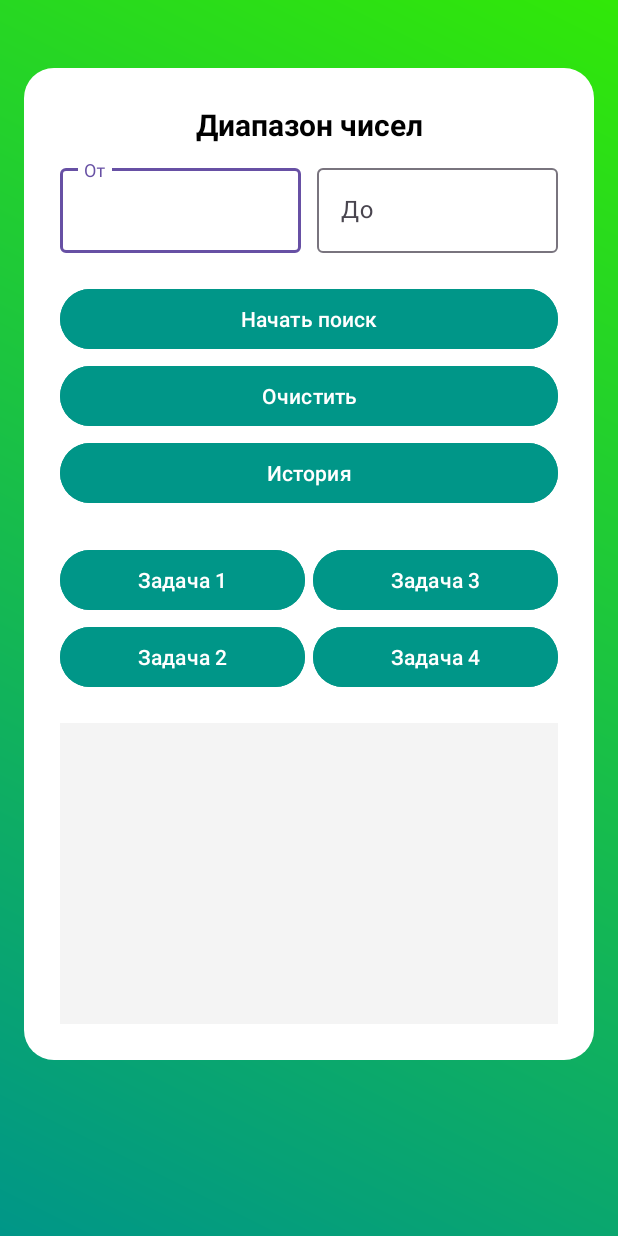
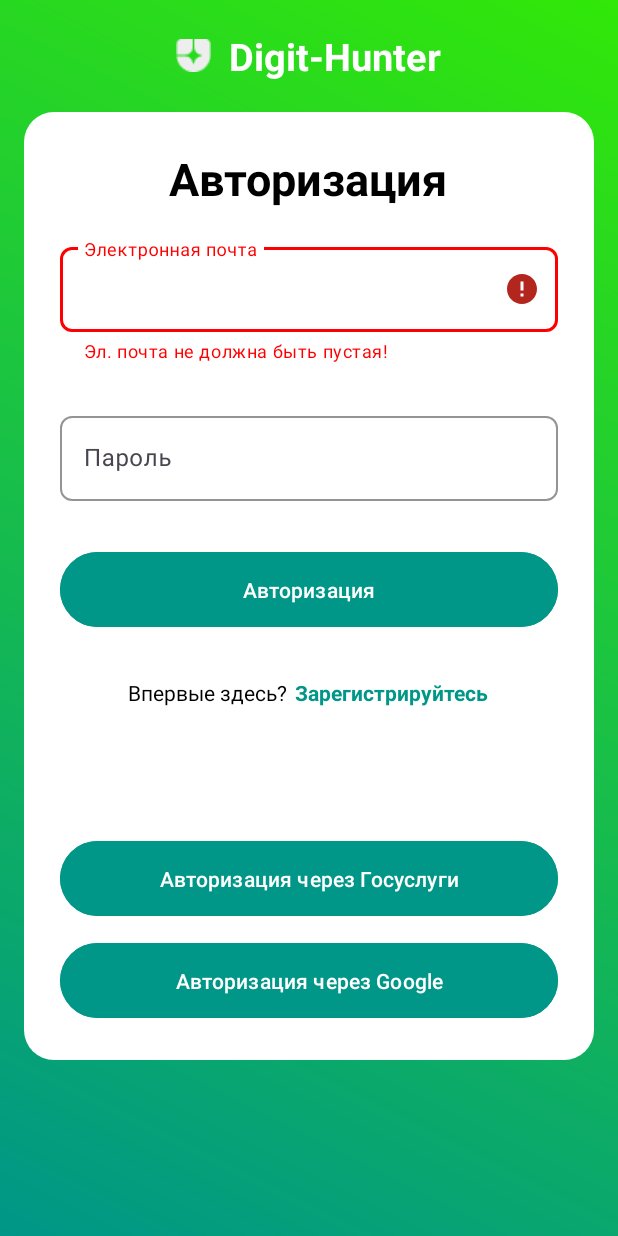
Before and after one commit to FrontDevMax/MyCalculatorApp, an Android app: the screen it shows after launch (CalculatorActivity before the commit, LoginActivity after it), after a tap on "Авторизация", on a phone screen of 412 x 824 dp. Run offline under Robolectric (Android 15) with nearby library versions, the phone set to English and light mode, and no system bars.

Commit message:
The folder structure has been changed. I use the MVC architectural pattern. Added login validation. Login validation is not finished, we need to fix the feature.

```diff
--- a/CalculatorApp/app/src/main/java/com/example/calculatorapp/LoginActivity.java
+++ /dev/null
@@ -1,36 +0,0 @@
-package com.example.calculatorapp;
-
-import android.animation.ObjectAnimator;
-import android.animation.ValueAnimator;
-import android.content.Intent;
-import android.graphics.drawable.GradientDrawable;
-import android.os.Bundle;
-import android.view.View;
-import android.view.animation.Animation;
-import android.view.animation.AnimationUtils;
-import android.widget.ImageView;
-import android.widget.LinearLayout;
-import android.widget.TextView;
-
-import androidx.appcompat.app.AppCompatActivity;
-
-public class LoginActivity extends AppCompatActivity {
-    @Override
-    protected void onCreate(Bundle savedInstanceState) {
-        super.onCreate(savedInstanceState);
-        setContentView(R.layout.login);
-    }
-    public void showCalculator(View view) {
-        Intent intent = new Intent(this, CalculatorActivity.class);
-        startActivity(intent);
-    }
-
-    public void backToRegistration(View view) {
-        Intent intent = new Intent(this, RegistrationActivity.class);
-        startActivity(intent);
-    }
-
-    public void authGoogle(View view) {
-        //РЕАЛИЗОВАТЬ
-    }
-}
--- /dev/null
+++ b/CalculatorApp/app/src/main/java/com/example/calculatorapp/controller/LoginController.java
@@ -0,0 +1,21 @@
+package com.example.calculatorapp.controller;
+
+import android.util.Patterns;
+
+import com.example.calculatorapp.enumeration.ErrorType;
+import com.example.calculatorapp.exception.AuthException;
+import com.example.calculatorapp.model.LoginData;
+
+public class LoginController {
+    public void validateEmail(LoginData loginData) throws AuthException {
+        if(loginData.getEmail().equals("") && !Patterns.EMAIL_ADDRESS.matcher(loginData.getEmail()).matches()) {
+            throw new AuthException(ErrorType.EMAIL, "Эл. почта не должна быть пустая!");
+        }
+    }
+
+    public void validatePassword(LoginData loginData) throws AuthException {
+        if(loginData.getPassword().equals("")) {
+            throw new AuthException(ErrorType.PASSWORD, "Пароль не должен быть пустым!");
+        }
+    }
+}
--- /dev/null
+++ b/CalculatorApp/app/src/main/java/com/example/calculatorapp/controller/SignUpController.java
@@ -0,0 +1,4 @@
+package com.example.calculatorapp.controller;
+
+public class SignUpController {
+}
--- /dev/null
+++ b/CalculatorApp/app/src/main/java/com/example/calculatorapp/enumeration/ErrorType.java
@@ -0,0 +1,7 @@
+package com.example.calculatorapp.enumeration;
+
+public enum ErrorType {
+    EMAIL,
+    PASSWORD,
+    USERNAME
+}
--- /dev/null
+++ b/CalculatorApp/app/src/main/java/com/example/calculatorapp/exception/AuthException.java
@@ -0,0 +1,15 @@
+package com.example.calculatorapp.exception;
+
+import com.example.calculatorapp.enumeration.ErrorType;
+
+public class AuthException extends Exception {
+    private final ErrorType errorType;
+    public AuthException(ErrorType errorType, String message) {
+        super(message);
+        this.errorType = errorType;
+    }
+
+    public ErrorType getErrorType() {
+        return errorType;
+    }
+}
--- /dev/null
+++ b/CalculatorApp/app/src/main/java/com/example/calculatorapp/model/LoginData.java
@@ -0,0 +1,19 @@
+package com.example.calculatorapp.model;
+
+public class LoginData {
+    private String email;
+    private String password;
+
+    public LoginData(String email, String password) {
+        this.email = email;
+        this.password = password;
+    }
+
+    public String getEmail() {
+        return email;
+    }
+
+    public String getPassword() {
+        return password;
+    }
+}
--- a/CalculatorApp/app/src/main/java/com/example/calculatorapp/CalculatorActivity.java
+++ b/CalculatorApp/app/src/main/java/com/example/calculatorapp/view/CalculatorActivity.java
@@ -1,10 +1,12 @@
-package com.example.calculatorapp;
+package com.example.calculatorapp.view;
 
 import android.content.Intent;
 import android.os.Bundle;
 import android.view.View;
 
 import androidx.appcompat.app.AppCompatActivity;
+
+import com.example.calculatorapp.R;
 
 public class CalculatorActivity extends AppCompatActivity {
     @Override
--- a/CalculatorApp/app/src/main/java/com/example/calculatorapp/HistoryActivity.java
+++ b/CalculatorApp/app/src/main/java/com/example/calculatorapp/view/HistoryActivity.java
@@ -1,10 +1,12 @@
-package com.example.calculatorapp;
+package com.example.calculatorapp.view;
 
 import android.content.Intent;
 import android.os.Bundle;
 import android.view.View;
 
 import androidx.appcompat.app.AppCompatActivity;
+
+import com.example.calculatorapp.R;
 
 public class HistoryActivity extends AppCompatActivity {
     @Override
--- /dev/null
+++ b/CalculatorApp/app/src/main/java/com/example/calculatorapp/view/LoginActivity.java
@@ -0,0 +1,72 @@
+package com.example.calculatorapp.view;
+
+import android.content.Intent;
+import android.os.Bundle;
+import android.view.View;
+import android.widget.EditText;
+
+import androidx.appcompat.app.AppCompatActivity;
+
+import com.example.calculatorapp.R;
+import com.example.calculatorapp.controller.LoginController;
+import com.example.calculatorapp.enumeration.ErrorType;
+import com.example.calculatorapp.exception.AuthException;
+import com.example.calculatorapp.model.LoginData;
+import com.google.android.material.textfield.TextInputEditText;
+import com.google.android.material.textfield.TextInputLayout;
+
+public class LoginActivity extends AppCompatActivity {
+    private LoginController loginController = new LoginController();
+    private TextInputLayout emailLayout, passwordLayout;
+    private TextInputEditText emailEditText, passwordEditText;
+    @Override
+    protected void onCreate(Bundle savedInstanceState) {
+        super.onCreate(savedInstanceState);
+        setContentView(R.layout.login);
+        init();
+    }
+
+    private void init() {
+        emailLayout = findViewById(R.id.emailLayout);
+        passwordLayout = findViewById(R.id.passwordLayout);
+        emailEditText = findViewById(R.id.emailEditText);
+        passwordEditText = findViewById(R.id.passwordEditText);
+    }
+
+    public void showCalculator(View view) {
+        try {
+            LoginData loginData = new LoginData(
+                    emailEditText.getText().toString(),
+                    passwordEditText.getText().toString()
+            );
+            loginController.validateEmail(loginData);
+            emailLayout.setError(null);
+            loginController.validatePassword(loginData);
+            passwordLayout.setError(null);
+            Intent intent = new Intent(this, CalculatorActivity.class);
+            startActivity(intent);
+        } catch(AuthException ex) {
+            handleAuthError(ex.getErrorType(), ex.getMessage());
+        }
+    }
+
+    private void handleAuthError(ErrorType error, String message) {
+        switch(error) {
+            case EMAIL:
+                emailLayout.setError(message);
+                break;
+            case PASSWORD:
+                passwordLayout.setError(message);
+                break;
+        }
+    }
+
+    public void backToRegistration(View view) {
+        Intent intent = new Intent(this, SignUpActivity.class);
+        startActivity(intent);
+    }
+
+    public void authGoogle(View view) {
+        //РЕАЛИЗОВАТЬ
+    }
+}
--- a/CalculatorApp/app/src/main/res/layout/login.xml
+++ b/CalculatorApp/app/src/main/res/layout/login.xml
@@ -1,17 +1,10 @@
 <?xml version="1.0" encoding="utf-8"?>
-<FrameLayout
-    android:layout_width="match_parent"
-    android:layout_height="match_parent"
-    xmlns:android="http://schemas.android.com/apk/res/android">
-    <ImageView
-        android:id="@+id/bg"
-        android:layout_width="match_parent"
-        android:layout_height="match_parent"
-        android:background="@drawable/gradient_background"/>
 <LinearLayout
     android:layout_width="match_parent"
     android:layout_height="match_parent"
     android:id="@+id/loginLayout"
+    xmlns:android="http://schemas.android.com/apk/res/android"
+    android:background="@drawable/gradient_background"
     xmlns:app="http://schemas.android.com/apk/res-auto"
     android:orientation="vertical">
     <LinearLayout
@@ -55,27 +48,37 @@
             android:textSize="30dp"
             android:textColor="@color/black"/>
         <com.google.android.material.textfield.TextInputLayout
+            android:id="@+id/emailLayout"
             android:layout_width="match_parent"
             android:layout_height="wrap_content"
             app:boxStrokeColor="@color/darkGreen"
             app:hintTextColor="@color/black"
+            android:backgroundTint="@color/green"
             android:hint="Электронная почта"
             app:boxCornerRadiusTopStart="8dp"
+            app:boxStrokeErrorColor="@color/red"
             app:boxCornerRadiusTopEnd="8dp"
             app:boxCornerRadiusBottomEnd="8dp"
             app:boxCornerRadiusBottomStart="8dp"
+            app:errorTextColor="@color/red"
+
             android:paddingBottom="30dp">
             <com.google.android.material.textfield.TextInputEditText
+                android:id="@+id/emailEditText"
+                android:textColor="@color/black"
                 android:layout_width="match_parent"
                 android:layout_height="wrap_content"
                 android:inputType="textEmailAddress"/>
         </com.google.android.material.textfield.TextInputLayout>
 
         <com.google.android.material.textfield.TextInputLayout
+            android:id="@+id/passwordLayout"
             android:layout_width="match_parent"
             android:layout_height="wrap_content"
             app:boxStrokeColor="@color/darkGreen"
             app:hintTextColor="@color/black"
+            app:errorTextColor="@color/red"
+            app:boxStrokeErrorColor="@color/red"
             android:hint="Пароль"
             app:boxCornerRadiusTopStart="8dp"
             app:boxCornerRadiusTopEnd="8dp"
@@ -83,8 +86,10 @@
             app:boxCornerRadiusBottomStart="8dp"
             android:paddingBottom="30dp">
             <com.google.android.material.textfield.TextInputEditText
+                android:id="@+id/passwordEditText"
                 android:layout_width="match_parent"
                 android:layout_height="wrap_content"
+                android:textColor="@color/black"
                 android:inputType="textPassword"/>
         </com.google.android.material.textfield.TextInputLayout>
         <Button
@@ -93,6 +98,10 @@
             android:backgroundTint="@color/darkGreen"
             android:text="Авторизация"
             android:textColor="@color/white"
+            app:boxCornerRadiusTopStart="20dp"
+            app:boxCornerRadiusTopEnd="8dp"
+            app:boxCornerRadiusBottomEnd="8dp"
+            app:boxCornerRadiusBottomStart="8dp"
             android:onClick="showCalculator"/>
         <LinearLayout
             android:layout_width="match_parent"
@@ -141,4 +150,3 @@
         </RelativeLayout>
     </LinearLayout>
 </LinearLayout>
-</FrameLayout>
--- a/CalculatorApp/app/src/main/res/values/colors.xml
+++ b/CalculatorApp/app/src/main/res/values/colors.xml
@@ -4,4 +4,5 @@
     <color name="white">#FFFFFFFF</color>
     <color name="green">#31E808</color>
     <color name="darkGreen">#009688</color>
+    <color name="red">#FF0000</color>
 </resources>
```
Also changed, not shown: CalculatorApp/app/src/main/AndroidManifest.xml (+4 -4 lines), CalculatorApp/app/src/main/java/com/example/calculatorapp/model/SignUpData.java (added, +31 -0 lines), CalculatorApp/app/src/main/java/com/example/calculatorapp/view/SignUpActivity.java (renamed from CalculatorApp/app/src/main/java/com/example/calculatorapp/RegistrationActivity.java, +4 -3 lines). Lines whose indentation alone changed are shown as unchanged.
